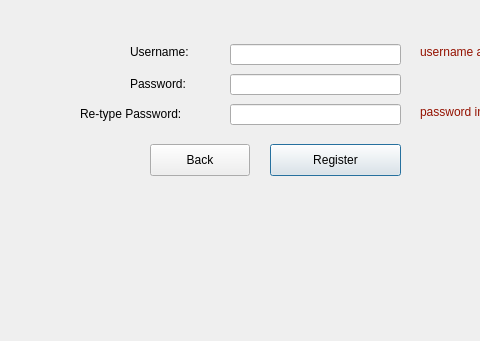
Old version of the form FireboyWaterGirl/registerwindow.ui in the repository yomnahisham/CSCE1101-03-CourseProject; both pictures show x 0 to 480 and y 166 to 507 of the 865 by 507 pixel window.
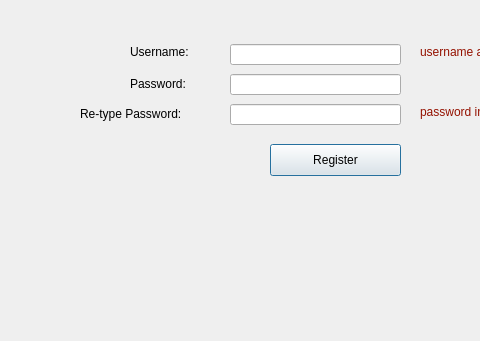
New version of the form.

Diff of the .ui file:
```diff
--- a/FireboyWaterGirl/registerwindow.ui
+++ b/FireboyWaterGirl/registerwindow.ui
@@ -127,19 +127,6 @@
     <string>&lt;html&gt;&lt;head/&gt;&lt;body&gt;&lt;p&gt;&lt;span style=&quot; color:#941100;&quot;&gt;password incorrect&lt;/span&gt;&lt;/p&gt;&lt;/body&gt;&lt;/html&gt;</string>
    </property>
   </widget>
-  <widget class="QPushButton" name="pushButton">
-   <property name="geometry">
-    <rect>
-     <x>150</x>
-     <y>310</y>
-     <width>100</width>
-     <height>32</height>
-    </rect>
-   </property>
-   <property name="text">
-    <string>Back</string>
-   </property>
-  </widget>
  </widget>
  <resources/>
  <connections/>
```
